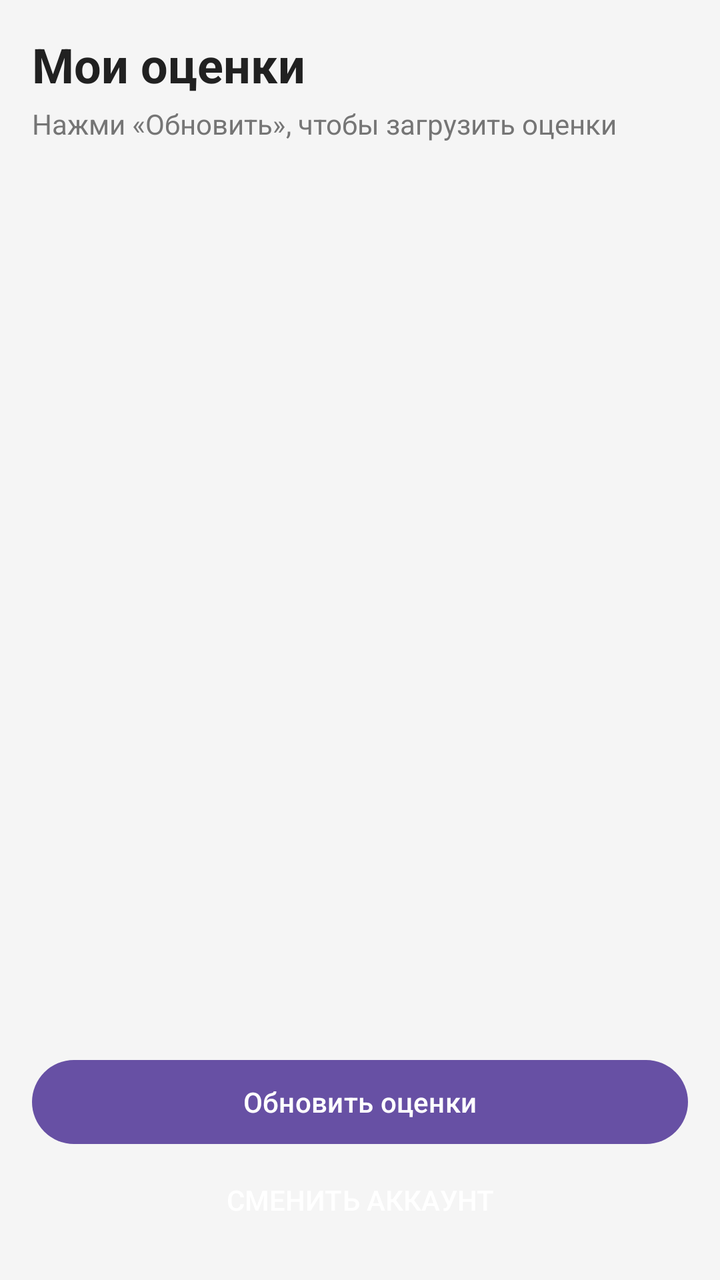
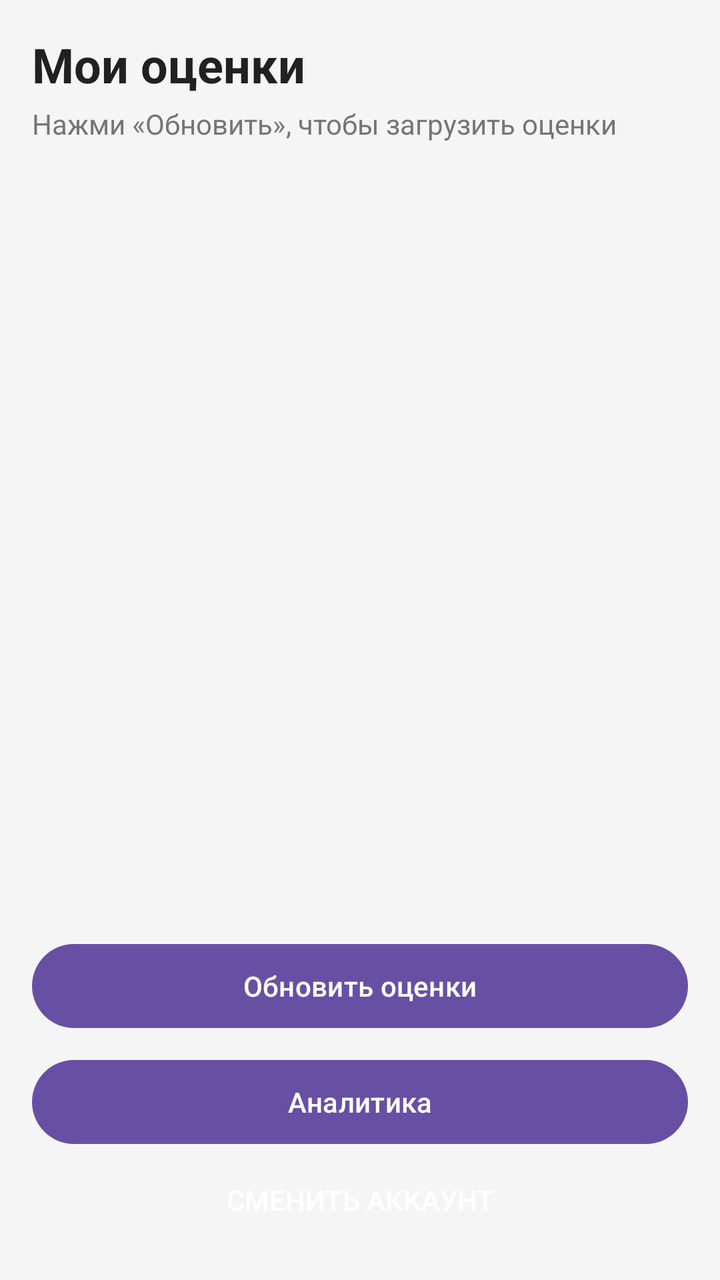

An Android layout rendered at two revisions. The XML below is the earlier revision; the diff shows what the commit changed to produce the second picture.
<!-- AndroidManifest.xml: application theme Theme.AgendaApp -->
<!-- res/layout/activity_main.xml -->
<?xml version="1.0" encoding="utf-8"?>
<LinearLayout xmlns:android="http://schemas.android.com/apk/res/android"
    android:layout_width="match_parent"
    android:layout_height="match_parent"
    android:background="#F5F5F5"
    android:orientation="vertical"
    android:padding="16dp">

    <TextView
        android:id="@+id/tvWelcome"
        android:layout_width="wrap_content"
        android:layout_height="wrap_content"
        android:text="Мои оценки"
        android:textColor="#212121"
        android:textSize="24sp"
        android:textStyle="bold" />

    <TextView
        android:id="@+id/tvStatus"
        android:layout_width="wrap_content"
        android:layout_height="wrap_content"
        android:layout_marginTop="4dp"
        android:layout_marginBottom="12dp"
        android:text="Нажми «Обновить», чтобы загрузить оценки"
        android:textColor="#757575"
        android:textSize="14sp" />

    <androidx.recyclerview.widget.RecyclerView
        android:id="@+id/rvGrades"
        android:layout_width="match_parent"
        android:layout_height="0dp"
        android:layout_weight="1"
        android:clipToPadding="false"
        android:paddingBottom="8dp" />

    <Button
        android:id="@+id/btnRefresh"
        android:layout_width="match_parent"
        android:layout_height="50dp"
        android:layout_marginTop="8dp"
        android:text="Обновить оценки" />

    <Button
        android:id="@+id/btnLogout"
        style="?android:attr/borderlessButtonStyle"
        android:layout_width="match_parent"
        android:layout_height="wrap_content"
        android:text="Сменить аккаунт" />

    
    <WebView
        android:id="@+id/webView"
        android:layout_width="0dp"
        android:layout_height="0dp"
        android:visibility="invisible" />

</LinearLayout>
<!-- resources referenced by this layout -->
<resources>
  <style name="Theme.AgendaApp" parent="Base.Theme.AgendaApp" />
  <style name="Base.Theme.AgendaApp" parent="Theme.Material3.DayNight.NoActionBar">
          
          
      </style>
</resources>

<!-- the commit's change to res/layout/activity_main.xml (unified diff, before → after) -->
@@ -25,6 +25,35 @@
         android:textColor="#757575"
         android:textSize="14sp" />
 
+    
+    <LinearLayout
+        android:id="@+id/updateBanner"
+        android:layout_width="match_parent"
+        android:layout_height="wrap_content"
+        android:layout_marginBottom="12dp"
+        android:background="#E3F2FD"
+        android:gravity="center_vertical"
+        android:orientation="horizontal"
+        android:padding="12dp"
+        android:visibility="gone">
+
+        <TextView
+            android:id="@+id/tvUpdate"
+            android:layout_width="0dp"
+            android:layout_height="wrap_content"
+            android:layout_weight="1"
+            android:textColor="#0D47A1"
+            android:textSize="14sp" />
+
+        <Button
+            android:id="@+id/btnUpdateDismiss"
+            style="?android:attr/borderlessButtonStyle"
+            android:layout_width="wrap_content"
+            android:layout_height="wrap_content"
+            android:minWidth="0dp"
+            android:text="Позже" />
+    </LinearLayout>
+
     <androidx.recyclerview.widget.RecyclerView
         android:id="@+id/rvGrades"
         android:layout_width="match_parent"
@@ -41,6 +70,13 @@
         android:text="Обновить оценки" />
 
     <Button
+        android:id="@+id/btnAnalytics"
+        android:layout_width="match_parent"
+        android:layout_height="50dp"
+        android:layout_marginTop="8dp"
+        android:text="Аналитика" />
+
+    <Button
         android:id="@+id/btnLogout"
         style="?android:attr/borderlessButtonStyle"
         android:layout_width="match_parent"
